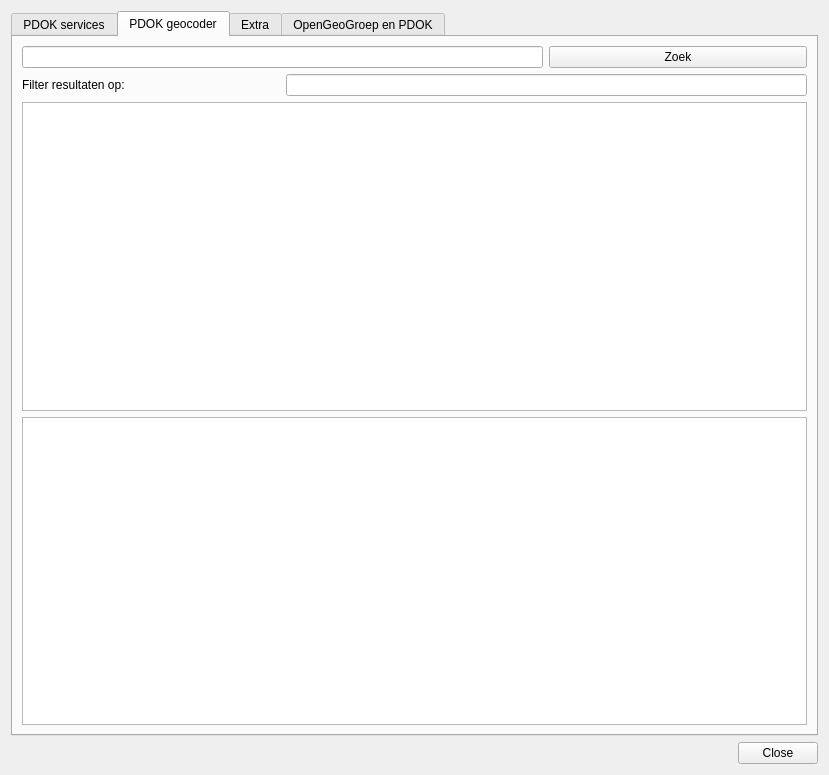
Above: ui_pdokservicesplugindialog.ui from rduivenvoorde/pdokservicesplugin before the change. Below: the same form after it.
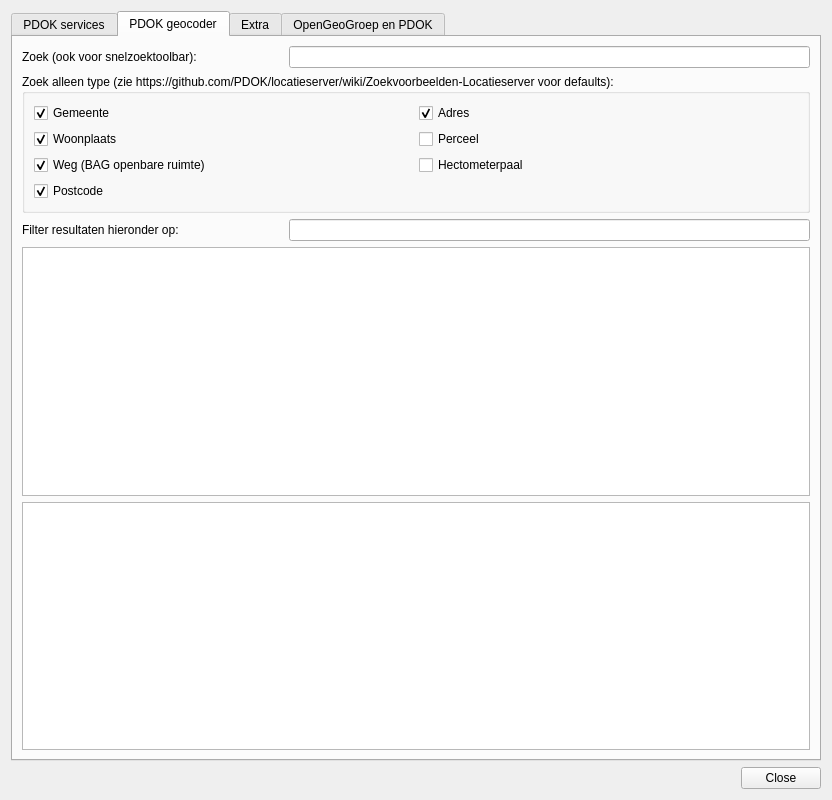
That is the form after the change. The open tabs and pages were chosen to show the change. Icons and pictures are not drawn.

Commit message:
Add fq filters (perceel, hectometerpaal)
deprecating dock,
deprecating use of '/free'-api,
fix some data exceptions (NWB now in service)
bump to 3.4.0

```diff
--- a/ui_pdokservicesplugindialog.ui
+++ b/ui_pdokservicesplugindialog.ui
@@ -6,8 +6,8 @@
    <rect>
     <x>0</x>
     <y>0</y>
-    <width>829</width>
-    <height>775</height>
+    <width>832</width>
+    <height>800</height>
    </rect>
   </property>
   <property name="windowTitle">
@@ -80,36 +80,115 @@
        <string>PDOK geocoder</string>
       </attribute>
       <layout class="QGridLayout" name="gridLayout_4">
-       <item row="2" column="0">
-        <widget class="QLabel" name="label_2">
-         <property name="text">
-          <string>Filter resultaten op:</string>
-         </property>
-        </widget>
-       </item>
-       <item row="2" column="1" colspan="2">
-        <widget class="QLineEdit" name="geocoderResultSearch"/>
-       </item>
-       <item row="0" column="0" colspan="2">
+       <item row="0" column="1" colspan="2">
         <widget class="QLineEdit" name="geocoderSearch">
          <property name="text">
           <string/>
          </property>
         </widget>
        </item>
+       <item row="1" column="0" colspan="3">
+        <widget class="QGroupBox" name="groupBox_3">
+         <property name="sizePolicy">
+          <sizepolicy hsizetype="Preferred" vsizetype="Preferred">
+           <horstretch>0</horstretch>
+           <verstretch>0</verstretch>
+          </sizepolicy>
+         </property>
+         <property name="title">
+          <string>Zoek alleen type (zie https://github.com/PDOK/locatieserver/wiki/Zoekvoorbeelden-Locatieserver voor defaults):</string>
+         </property>
+         <layout class="QGridLayout" name="gridLayout_5">
+          <item row="1" column="0">
+           <widget class="QCheckBox" name="cbx_wpl">
+            <property name="text">
+             <string>Woonplaats</string>
+            </property>
+            <property name="checked">
+             <bool>true</bool>
+            </property>
+           </widget>
+          </item>
+          <item row="0" column="0">
+           <widget class="QCheckBox" name="cbx_gem">
+            <property name="text">
+             <string>Gemeente</string>
+            </property>
+            <property name="checked">
+             <bool>true</bool>
+            </property>
+           </widget>
+          </item>
+          <item row="3" column="0">
+           <widget class="QCheckBox" name="cbx_pcd">
+            <property name="text">
+             <string>Postcode</string>
+            </property>
+            <property name="checked">
+             <bool>true</bool>
+            </property>
+           </widget>
+          </item>
+          <item row="2" column="0">
+           <widget class="QCheckBox" name="cbx_weg">
+            <property name="text">
+             <string>Weg (BAG openbare ruimte)</string>
+            </property>
+            <property name="checked">
+             <bool>true</bool>
+            </property>
+           </widget>
+          </item>
+          <item row="1" column="1">
+           <widget class="QCheckBox" name="cbx_pcl">
+            <property name="text">
+             <string>Perceel</string>
+            </property>
+           </widget>
+          </item>
+          <item row="2" column="1">
+           <widget class="QCheckBox" name="cbx_hmp">
+            <property name="text">
+             <string>Hectometerpaal</string>
+            </property>
+           </widget>
+          </item>
+          <item row="0" column="1">
+           <widget class="QCheckBox" name="cbx_adr">
+            <property name="text">
+             <string>Adres</string>
+            </property>
+            <property name="checked">
+             <bool>true</bool>
+            </property>
+           </widget>
+          </item>
+         </layout>
+        </widget>
+       </item>
+       <item row="0" column="0">
+        <widget class="QLabel" name="label_6">
+         <property name="text">
+          <string>Zoek (ook voor snelzoektoolbar):</string>
+         </property>
+        </widget>
+       </item>
        <item row="3" column="0" colspan="3">
         <widget class="QTableView" name="geocoderResultView"/>
        </item>
-       <item row="0" column="2">
-        <widget class="QPushButton" name="geocoderSearchBtn">
-         <property name="text">
-          <string>Zoek</string>
-         </property>
-        </widget>
-       </item>
        <item row="4" column="0" colspan="3">
         <widget class="QTextEdit" name="lookupinfo"/>
        </item>
+       <item row="2" column="0">
+        <widget class="QLabel" name="label_2">
+         <property name="text">
+          <string>Filter resultaten hieronder op:</string>
+         </property>
+        </widget>
+       </item>
+       <item row="2" column="1" colspan="2">
+        <widget class="QLineEdit" name="geocoderResultSearch"/>
+       </item>
       </layout>
      </widget>
      <widget class="QWidget" name="tab_4">
```
Left out of the diff: 9 changed lines with no effect on the pictures. The commit also changes 6 other files.
